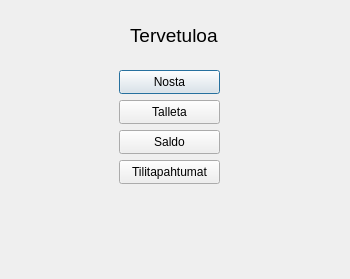
t3roja/ATM, file bank-automat/mainmenu.ui: the form before one commit.
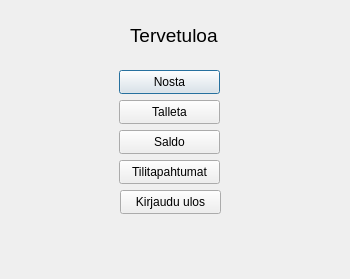
The form after the commit.

What changed in the file:
```diff
--- a/bank-automat/mainmenu.ui
+++ b/bank-automat/mainmenu.ui
@@ -83,6 +83,19 @@
     <string>Tilitapahtumat</string>
    </property>
   </widget>
+  <widget class="QPushButton" name="btnLogout">
+   <property name="geometry">
+    <rect>
+     <x>120</x>
+     <y>190</y>
+     <width>101</width>
+     <height>24</height>
+    </rect>
+   </property>
+   <property name="text">
+    <string>Kirjaudu ulos</string>
+   </property>
+  </widget>
  </widget>
  <resources/>
  <connections/>
```
